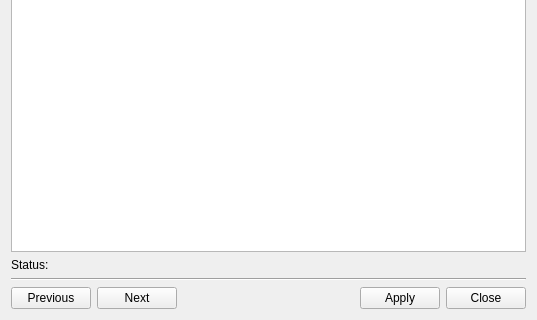
Qt form src/dlgcoverartfetcher.ui (cardinot/mixxx) before a commit; both pictures show x 0 to 537 and y 165 to 485 of the 537 by 485 pixel window.
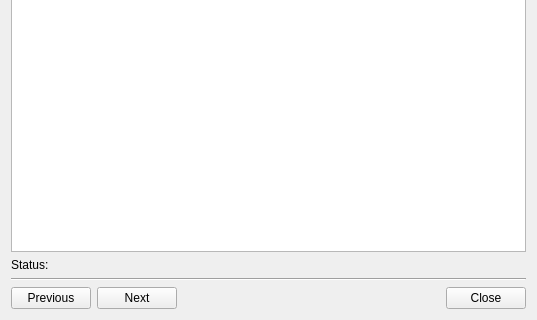
The same form after that commit.

Commit message: removing "Apply" button

What changed in the file:
```diff
--- a/src/dlgcoverartfetcher.ui
+++ b/src/dlgcoverartfetcher.ui
@@ -138,13 +138,6 @@
        </property>
       </spacer>
      </item>
-     <item>
-      <widget class="QPushButton" name="btnApply">
-       <property name="text">
-        <string>Apply</string>
-       </property>
-      </widget>
-     </item>
      <item>
       <widget class="QPushButton" name="btnClose">
        <property name="text">
```
The commit also changes 1 other file.
